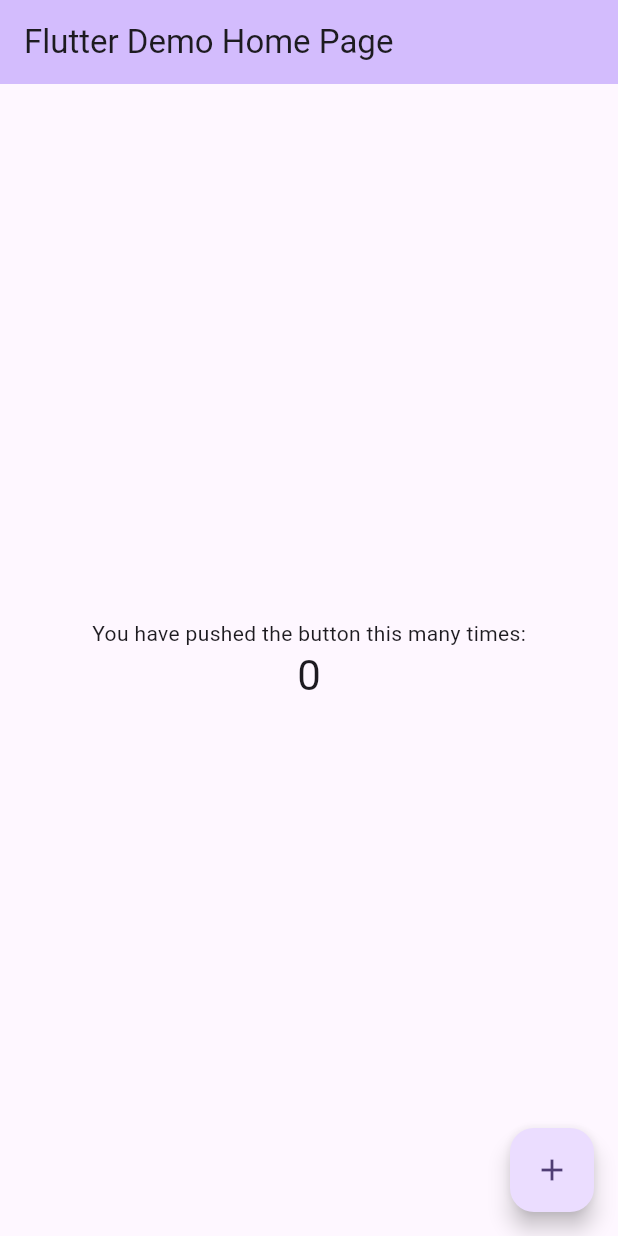
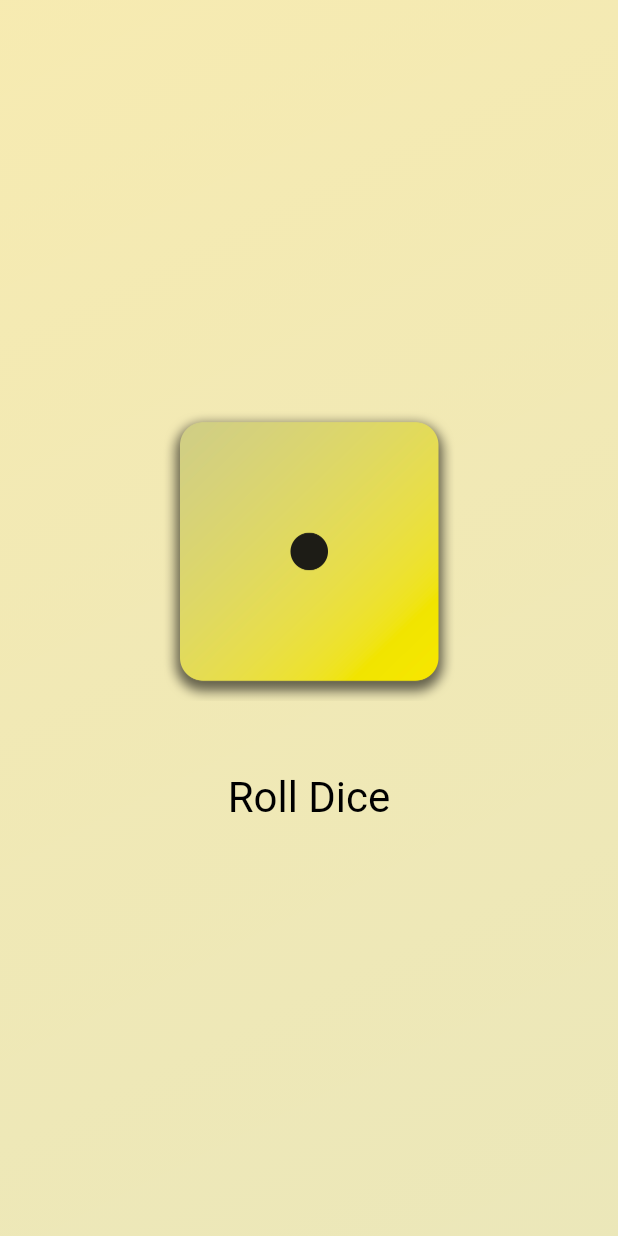
Before and after one commit to adeeburrahman11/DICE_ROLL, a Flutter app: the screen it shows after launch, on a phone screen of 412 x 824 dp. Run offline on Flutter 3.47's test engine with Material 3 defaults, Android fonts, the phone set to English and light mode, and no system bars.

Commit message:
added dice roller

```diff
--- /dev/null
+++ b/lib/dice_roller.dart
@@ -0,0 +1,47 @@
+import 'package:flutter/material.dart';
+
+class DiceRoller extends StatefulWidget {
+  const DiceRoller({super.key});
+
+  @override
+  State<DiceRoller> createState() {
+    return _DiceRollerState();
+  }
+}
+
+class _DiceRollerState extends State<DiceRoller> {
+  var activeDice = 'assets/images/dice-1.png';
+
+  void rollDice() {
+    activeDice = 'assets/images/dice-2.png';
+  }
+
+  @override
+  Widget build(context) {
+    return Column(
+      mainAxisSize: MainAxisSize.min,
+      children: [
+        Image.asset(
+          activeDice,
+          width: 200,
+        ),
+        const SizedBox(
+          height: 40,
+        ),
+        TextButton(
+          onPressed: rollDice,
+          style: TextButton.styleFrom(
+            // padding: EdgeInsets.only(
+            //   top: 40,
+            // ),
+            foregroundColor: Colors.black,
+            textStyle: const TextStyle(
+              fontSize: 28,
+            ),
+          ),
+          child: const Text('Roll Dice'),
+        ),
+      ],
+    );
+  }
+}
--- /dev/null
+++ b/lib/gradient_container.dart
@@ -0,0 +1,32 @@
+import 'package:dice_roll/dice_roller.dart';
+import 'package:flutter/material.dart';
+
+const startAlign = Alignment.topLeft;
+const endAlign = Alignment.bottomRight;
+
+class GradientContainer extends StatelessWidget {
+  const GradientContainer(this.color1, this.color2, {super.key});
+
+  const GradientContainer.purple({super.key})
+      : color1 = Colors.deepPurple,
+        color2 = Colors.indigo;
+
+  final Color color1;
+  final Color color2;
+
+  @override
+  Widget build(context) {
+    return Container(
+      decoration: BoxDecoration(
+        gradient: LinearGradient(
+          colors: [color1, color2],
+          begin: startAlign,
+          end: endAlign,
+        ),
+      ),
+      child: const Center(
+        child: DiceRoller(),
+      ),
+    );
+  }
+}
--- a/lib/main.dart
+++ b/lib/main.dart
@@ -1,125 +1,13 @@
 import 'package:flutter/material.dart';
+import 'package:dice_roll/gradient_container.dart';
 
 void main() {
-  runApp(const MyApp());
+  runApp(
+    const MaterialApp(
+      home: Scaffold(
+        body: GradientContainer(
+            Color.fromARGB(78, 230, 207, 0), Color.fromARGB(70, 186, 189, 0)),
+      ),
+    ),
+  );
 }
-
-class MyApp extends StatelessWidget {
-  const MyApp({super.key});
-
-  // This widget is the root of your application.
-  @override
-  Widget build(BuildContext context) {
-    return MaterialApp(
-      title: 'Flutter Demo',
-      theme: ThemeData(
-        // This is the theme of your application.
-        //
-        // TRY THIS: Try running your application with "flutter run". You'll see
-        // the application has a purple toolbar. Then, without quitting the app,
-        // try changing the seedColor in the colorScheme below to Colors.green
-        // and then invoke "hot reload" (save your changes or press the "hot
-        // reload" button in a Flutter-supported IDE, or press "r" if you used
-        // the command line to start the app).
-        //
-        // Notice that the counter didn't reset back to zero; the application
-        // state is not lost during the reload. To reset the state, use hot
-        // restart instead.
-        //
-        // This works for code too, not just values: Most code changes can be
-        // tested with just a hot reload.
-        colorScheme: ColorScheme.fromSeed(seedColor: Colors.deepPurple),
-        useMaterial3: true,
-      ),
-      home: const MyHomePage(title: 'Flutter Demo Home Page'),
-    );
-  }
-}
-
-class MyHomePage extends StatefulWidget {
-  const MyHomePage({super.key, required this.title});
-
-  // This widget is the home page of your application. It is stateful, meaning
-  // that it has a State object (defined below) that contains fields that affect
-  // how it looks.
-
-  // This class is the configuration for the state. It holds the values (in this
-  // case the title) provided by the parent (in this case the App widget) and
-  // used by the build method of the State. Fields in a Widget subclass are
-  // always marked "final".
-
-  final String title;
-
-  @override
-  State<MyHomePage> createState() => _MyHomePageState();
-}
-
-class _MyHomePageState extends State<MyHomePage> {
-  int _counter = 0;
-
-  void _incrementCounter() {
-    setState(() {
-      // This call to setState tells the Flutter framework that something has
-      // changed in this State, which causes it to rerun the build method below
-      // so that the display can reflect the updated values. If we changed
-      // _counter without calling setState(), then the build method would not be
-      // called again, and so nothing would appear to happen.
-      _counter++;
-    });
-  }
-
-  @override
-  Widget build(BuildContext context) {
-    // This method is rerun every time setState is called, for instance as done
-    // by the _incrementCounter method above.
-    //
-    // The Flutter framework has been optimized to make rerunning build methods
-    // fast, so that you can just rebuild anything that needs updating rather
-    // than having to individually change instances of widgets.
-    return Scaffold(
-      appBar: AppBar(
-        // TRY THIS: Try changing the color here to a specific color (to
-        // Colors.amber, perhaps?) and trigger a hot reload to see the AppBar
-        // change color while the other colors stay the same.
-        backgroundColor: Theme.of(context).colorScheme.inversePrimary,
-        // Here we take the value from the MyHomePage object that was created by
-        // the App.build method, and use it to set our appbar title.
-        title: Text(widget.title),
-      ),
-      body: Center(
-        // Center is a layout widget. It takes a single child and positions it
-        // in the middle of the parent.
-        child: Column(
-          // Column is also a layout widget. It takes a list of children and
-          // arranges them vertically. By default, it sizes itself to fit its
-          // children horizontally, and tries to be as tall as its parent.
-          //
-          // Column has various properties to control how it sizes itself and
-          // how it positions its children. Here we use mainAxisAlignment to
-          // center the children vertically; the main axis here is the vertical
-          // axis because Columns are vertical (the cross axis would be
-          // horizontal).
-          //
-          // TRY THIS: Invoke "debug painting" (choose the "Toggle Debug Paint"
-          // action in the IDE, or press "p" in the console), to see the
-          // wireframe for each widget.
-          mainAxisAlignment: MainAxisAlignment.center,
-          children: <Widget>[
-            const Text(
-              'You have pushed the button this many times:',
-            ),
-            Text(
-              '$_counter',
-              style: Theme.of(context).textTheme.headlineMedium,
-            ),
-          ],
-        ),
-      ),
-      floatingActionButton: FloatingActionButton(
-        onPressed: _incrementCounter,
-        tooltip: 'Increment',
-        child: const Icon(Icons.add),
-      ), // This trailing comma makes auto-formatting nicer for build methods.
-    );
-  }
-}
--- /dev/null
+++ b/lib/styled_text.dart
@@ -0,0 +1,18 @@
+import 'package:flutter/material.dart';
+
+class StyledText extends StatelessWidget {
+  const StyledText(this.text, {super.key});
+
+  final String text;
+
+  @override
+  Widget build(context) {
+    return Text(
+      text,
+      style: const TextStyle(
+        color: Color.fromARGB(255, 0, 0, 0),
+        fontSize: 28,
+      ),
+    );
+  }
+}
```
Also changed, not shown: pubspec.yaml (+9 -7 lines), assets/images/dice-1.png (added), assets/images/dice-2.png (added), assets/images/dice-3.png (added), assets/images/dice-4.png (added), assets/images/dice-5.png (added), assets/images/dice-6.png (added), 1 other file.
